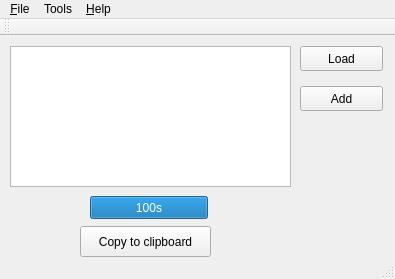
michalkielan/PassDictionary, file mainwindow.ui: the form before one commit.
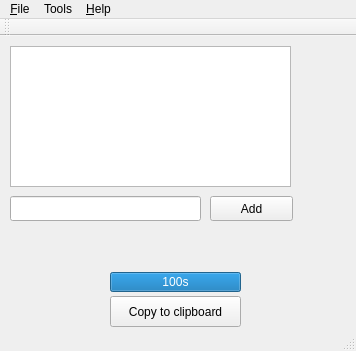
The form after the commit.

Commit message: add filter line edit

Patch:
```diff
--- a/mainwindow.ui
+++ b/mainwindow.ui
@@ -6,27 +6,14 @@
    <rect>
     <x>0</x>
     <y>0</y>
-    <width>395</width>
-    <height>279</height>
+    <width>356</width>
+    <height>351</height>
    </rect>
   </property>
   <property name="windowTitle">
    <string>Pass Dictionary</string>
   </property>
   <widget class="QWidget" name="centralWidget">
-   <widget class="QPushButton" name="loadButton">
-    <property name="geometry">
-     <rect>
-      <x>300</x>
-      <y>10</y>
-      <width>83</width>
-      <height>25</height>
-     </rect>
-    </property>
-    <property name="text">
-     <string>Load</string>
-    </property>
-   </widget>
    <widget class="QListWidget" name="listPassphrases">
     <property name="geometry">
      <rect>
@@ -40,8 +27,8 @@
    <widget class="QPushButton" name="clipboardButton">
     <property name="geometry">
      <rect>
-      <x>80</x>
-      <y>190</y>
+      <x>110</x>
+      <y>260</y>
       <width>131</width>
       <height>31</height>
      </rect>
@@ -53,8 +40,8 @@
    <widget class="QPushButton" name="addButton">
     <property name="geometry">
      <rect>
-      <x>300</x>
-      <y>50</y>
+      <x>210</x>
+      <y>160</y>
       <width>83</width>
       <height>25</height>
      </rect>
@@ -66,10 +53,10 @@
    <widget class="QProgressBar" name="timeoutBar">
     <property name="geometry">
      <rect>
-      <x>90</x>
-      <y>160</y>
-      <width>118</width>
-      <height>23</height>
+      <x>110</x>
+      <y>236</y>
+      <width>131</width>
+      <height>20</height>
      </rect>
     </property>
     <property name="maximum">
@@ -82,13 +69,23 @@
      <string>%ps</string>
     </property>
    </widget>
+   <widget class="QLineEdit" name="searchLineEdit">
+    <property name="geometry">
+     <rect>
+      <x>10</x>
+      <y>160</y>
+      <width>191</width>
+      <height>25</height>
+     </rect>
+    </property>
+   </widget>
   </widget>
   <widget class="QMenuBar" name="menuBar">
    <property name="geometry">
     <rect>
      <x>0</x>
      <y>0</y>
-     <width>395</width>
+     <width>356</width>
      <height>22</height>
     </rect>
    </property>
```
The commit also changes 2 other files.
